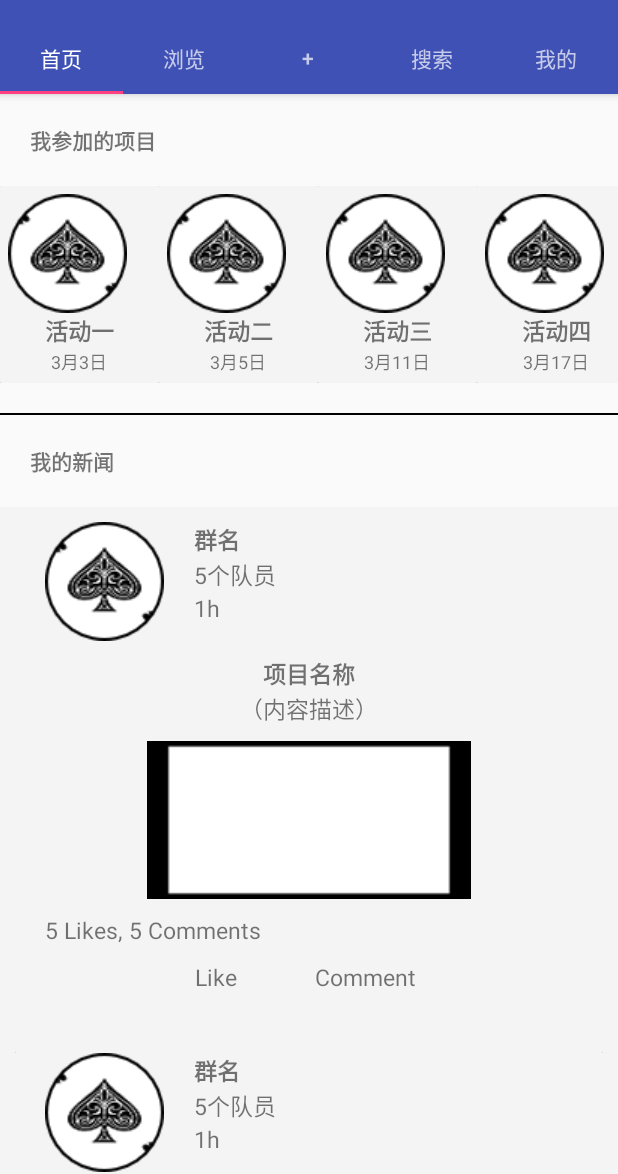
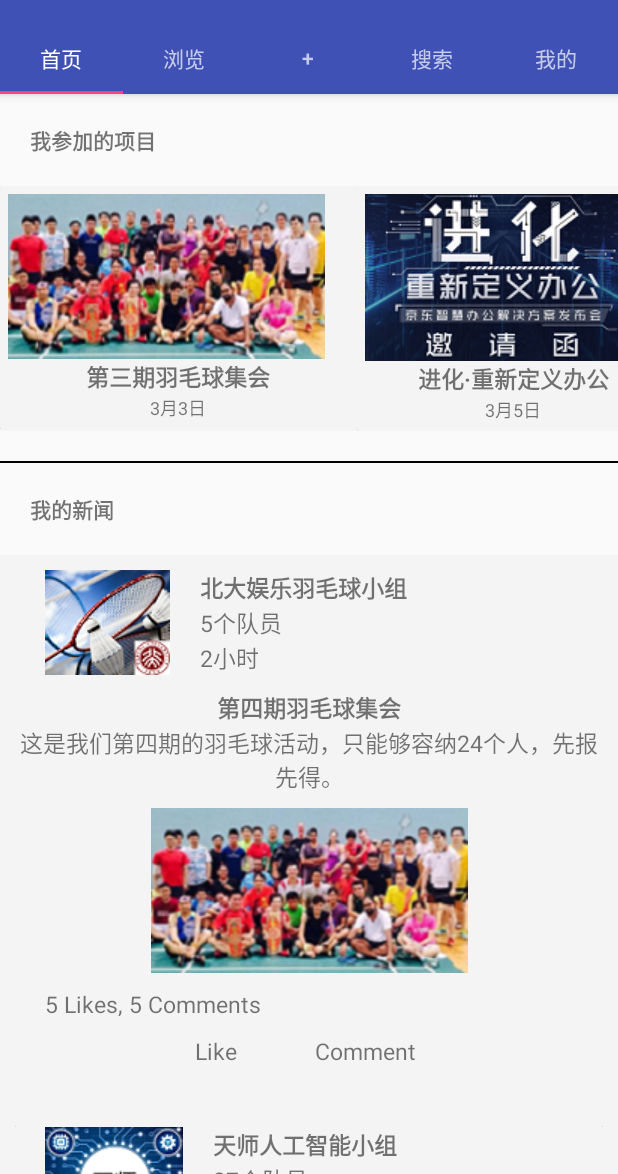
Before and after one commit to cheongyw/Meetup, an Android app: the screen it shows after launch (MainActivity), on a phone screen of 412 x 824 dp, the part 62-1236 px from its top. Run offline under Robolectric (Android 15) with nearby library versions, the phone set to English and light mode, and no system bars.

Commit message:
11th commit - Added 3 groups and 3 events

```diff
--- a/StudioProjects/Meetup/app/src/main/java/com/example/cheong/meetup/RVAdapter.java
+++ b/StudioProjects/Meetup/app/src/main/java/com/example/cheong/meetup/RVAdapter.java
@@ -1,6 +1,7 @@
 package com.example.cheong.meetup;
 
 import android.content.Context;
+import android.content.Intent;
 import android.graphics.Color;
 import android.graphics.drawable.Drawable;
 import android.support.v7.widget.CardView;
@@ -8,6 +9,8 @@ import android.support.v7.widget.RecyclerView;
 import android.view.LayoutInflater;
 import android.view.View;
 import android.view.ViewGroup;
+import android.widget.AdapterView;
+import android.widget.ImageButton;
 import android.widget.ImageView;
 import android.widget.TextView;
 
@@ -19,7 +22,6 @@ import java.util.List;
  */
 
 public class RVAdapter extends RecyclerView.Adapter<RVAdapter.EventViewHolder> {
-
 
     private List<Event> events;
     Context context;
@@ -52,14 +54,14 @@ public class RVAdapter extends RecyclerView.Adapter<RVAdapter.EventViewHolder> {
 
     public static class EventViewHolder extends RecyclerView.ViewHolder {
         CardView cv;
-        ImageView eventImage;
+        ImageButton eventImage;
         TextView eventName;
         TextView eventDate;
 
         EventViewHolder(View itemView) {
             super(itemView);
             cv = (CardView) itemView.findViewById(R.id.cv);
-            eventImage = (ImageView) itemView.findViewById(R.id.event_image);
+            eventImage = (ImageButton) itemView.findViewById(R.id.event_image);
             eventName = (TextView) itemView.findViewById(R.id.event_name);
             eventDate = (TextView) itemView.findViewById(R.id.event_date);
         }
--- a/StudioProjects/Meetup/app/src/main/java/com/example/cheong/meetup/Tab_1_Fragment.java
+++ b/StudioProjects/Meetup/app/src/main/java/com/example/cheong/meetup/Tab_1_Fragment.java
@@ -1,6 +1,7 @@
 package com.example.cheong.meetup;
 
 import android.app.Fragment;
+import android.content.Intent;
 import android.graphics.Color;
 import android.os.Bundle;
 import android.support.annotation.Nullable;
@@ -9,6 +10,8 @@ import android.support.v7.widget.RecyclerView;
 import android.view.LayoutInflater;
 import android.view.View;
 import android.view.ViewGroup;
+import android.widget.ImageButton;
+import android.widget.ImageView;
 import android.widget.RelativeLayout;
 
 import java.util.ArrayList;
@@ -29,8 +32,9 @@ public class Tab_1_Fragment extends android.support.v4.app.Fragment {
         //RV for Upcoming Events
 
         ArrayList<Event> upcoming_events = new ArrayList<>();
-        upcoming_events.add(new Event("活动一", "3月3日", R.drawable.round_thumbnail));
-        upcoming_events.add(new Event("活动二", "3月5日", R.drawable.round_thumbnail));
+        upcoming_events.add(new Event("第三期羽毛球集会", "3月3日", R.drawable.group_1_event));
+        upcoming_events.add(new Event("进化·重新定义办公", "3月5日", R.drawable.group_2_event));
+        upcoming_events.add(new Event("五一周末北京周边游-古北水镇", "3月11日", R.drawable.group_3_event));
 
         RecyclerView rv_upcoming_events = (RecyclerView)view.findViewById(R.id.rv_upcoming_events);
         LinearLayoutManager llm_upcoming_events = new LinearLayoutManager(this.getActivity(), LinearLayoutManager.HORIZONTAL, false);
@@ -39,15 +43,25 @@ public class Tab_1_Fragment extends android.support.v4.app.Fragment {
         RVAdapter adapter_upcoming_events = new RVAdapter(upcoming_events, getContext());
         rv_upcoming_events.setAdapter(adapter_upcoming_events);
 
-        upcoming_events.add(new Event("活动三", "3月11日", R.drawable.round_thumbnail));
-        upcoming_events.add(new Event("活动四", "3月17日", R.drawable.round_thumbnail));
-        adapter_upcoming_events.notifyDataSetChanged();
+        for (int i = 0; i < rv_upcoming_events.getChildCount(); i++) {
+            ImageButton img = (ImageButton) rv_upcoming_events.findViewHolderForAdapterPosition(i).itemView.findViewById(R.id.event_image);
+            img.setOnClickListener(new View.OnClickListener()
+            {
+                @Override
+                public void onClick(View v)
+                {
+                    Intent intent = new Intent(getActivity(),SubActivity.class);
+                    startActivity(intent);
+                }
+            });
+        }
 
         // RV for Newsfeed
 
         ArrayList<News> newsfeed = new ArrayList<>();
-        newsfeed.add(new News(R.drawable.round_thumbnail, "群名", "5个队员", "1h", "项目名称", "（内容描述）", R.drawable.empty_thumbnail_news));
-        newsfeed.add(new News(R.drawable.round_thumbnail, "群名", "5个队员", "1h", "项目名称", "（内容描述）", R.drawable.empty_thumbnail_news));
+        newsfeed.add(new News(R.drawable.group_1_dp, "北大娱乐羽毛球小组", "5个队员", "2小时", "第四期羽毛球集会", "这是我们第四期的羽毛球活动，只能够容纳24个人，先报先得。", R.drawable.group_1_event));
+        newsfeed.add(new News(R.drawable.group_2_dp, "天师人工智能小组", "37个队员", "1天", "进化·重新定义办公", "以人为核心的办公场景变革即将来领临。我们与合作伙伴一起，诚恳邀请您参加我们的解决方案发布会！", R.drawable.group_2_event));
+        newsfeed.add(new News(R.drawable.group_3_dp, "北大周末旅游小组", "60个队员", "1天", "五一周末北京周边游-古北水镇", "古北水镇是京郊罕见的山水城结合的旅游度假景区。街道上保留和修建了明清、民国风格的山地四合院，尽显北方古镇的大气威严；也建设有南方水乡特色的区域，环境古朴优雅。镇内还有很多特色的店铺，吃、住、购物都十分方便，是京郊地区休闲度假不错的选择。", R.drawable.group_3_event));
 
         /*
         https://iteritory.com/android-recyclerview-horizontal-list-tutorial/
@@ -60,11 +74,6 @@ public class Tab_1_Fragment extends android.support.v4.app.Fragment {
         RVAdapterNews adapter_newsfeed = new RVAdapterNews(newsfeed, getContext());
         rv_newsfeed.setAdapter(adapter_newsfeed);
 
-        newsfeed.add(new News(R.drawable.round_thumbnail, "群名", "5个队员", "1h", "项目名称", "（内容描述）", R.drawable.empty_thumbnail_news));
-        newsfeed.add(new News(R.drawable.round_thumbnail, "群名", "5个队员", "1h", "项目名称", "（内容描述）", R.drawable.empty_thumbnail_news));
-
-        adapter_newsfeed.notifyDataSetChanged();
-
         return view;
     }
 }
--- a/StudioProjects/Meetup/app/src/main/java/com/example/cheong/meetup/Tab_2_Fragment.java
+++ b/StudioProjects/Meetup/app/src/main/java/com/example/cheong/meetup/Tab_2_Fragment.java
@@ -28,9 +28,8 @@ public class Tab_2_Fragment extends android.support.v4.app.Fragment {
         //RV for Popular Now
 
         ArrayList<Event> popular_now = new ArrayList<>();
-        popular_now.add(new Event("项目一", "项目描述", R.drawable.empty_thumbnail));
-        popular_now.add(new Event("项目二", "项目描述", R.drawable.empty_thumbnail));
-        popular_now.add(new Event("项目三", "项目描述", R.drawable.empty_thumbnail));
+        popular_now.add(new Event("进化·重新定义办公", "天师人工智能小组", R.drawable.group_2_event));
+        popular_now.add(new Event("五一周末北京周边游-古北水镇", "北大周末旅游小组", R.drawable.group_3_event));
 
         RecyclerView rv_popular_now = (RecyclerView)view.findViewById(R.id.rv_popular_now);
         LinearLayoutManager llm_popular_now = new LinearLayoutManager(this.getActivity(), LinearLayoutManager.HORIZONTAL, false);
@@ -39,17 +38,12 @@ public class Tab_2_Fragment extends android.support.v4.app.Fragment {
         RVAdapter adapter_popular_now = new RVAdapter(popular_now, getContext());
         rv_popular_now.setAdapter(adapter_popular_now);
 
-        popular_now.add(new Event("项目四", "项目描述", R.drawable.empty_thumbnail));
-        popular_now.add(new Event("项目五", "项目描述", R.drawable.empty_thumbnail));
-        popular_now.add(new Event("项目六", "项目描述", R.drawable.empty_thumbnail));
-        adapter_popular_now.notifyDataSetChanged();
-
         //RV for Suggested Events
 
         ArrayList<Event> suggested_events = new ArrayList<>();
-        suggested_events.add(new Event("项目一", "今天", R.drawable.empty_thumbnail));
-        suggested_events.add(new Event("项目二", "今天", R.drawable.empty_thumbnail));
-        suggested_events.add(new Event("项目三", "明天", R.drawable.empty_thumbnail));
+        suggested_events.add(new Event("第四期羽毛球集会", "3月10日", R.drawable.group_1_event));
+        suggested_events.add(new Event("第五期羽毛球集会", "3月17日", R.drawable.group_1_event));
+        suggested_events.add(new Event("第六期羽毛球集会", "3月24日", R.drawable.group_1_event));
 
         RecyclerView rv_suggested_events = (RecyclerView)view.findViewById(R.id.rv_suggested_events);
         LinearLayoutManager llm_suggested_events = new LinearLayoutManager(this.getActivity(), LinearLayoutManager.HORIZONTAL, false);
@@ -58,17 +52,10 @@ public class Tab_2_Fragment extends android.support.v4.app.Fragment {
         RVAdapter adapter_suggested_events = new RVAdapter(suggested_events, getContext());
         rv_suggested_events.setAdapter(adapter_suggested_events);
 
-        suggested_events.add(new Event("项目四", "明天", R.drawable.empty_thumbnail));
-        suggested_events.add(new Event("项目五", "后天", R.drawable.empty_thumbnail));
-        suggested_events.add(new Event("项目六", "后天", R.drawable.empty_thumbnail));
-        adapter_suggested_events.notifyDataSetChanged();
-
         //RV for Recently Added
 
         ArrayList<Event> recently_added = new ArrayList<>();
-        recently_added.add(new Event("项目一", "项目描述", R.drawable.empty_thumbnail));
-        recently_added.add(new Event("项目二", "项目描述", R.drawable.empty_thumbnail));
-        recently_added.add(new Event("项目三", "项目描述", R.drawable.empty_thumbnail));
+        recently_added.add(new Event("进化·重新定义办公", "天师人工智能小组", R.drawable.group_2_event));
 
         RecyclerView rv_recently_added = (RecyclerView)view.findViewById(R.id.rv_recently_added);
         LinearLayoutManager llm_recently_added = new LinearLayoutManager(this.getActivity(), LinearLayoutManager.HORIZONTAL, false);
@@ -77,12 +64,6 @@ public class Tab_2_Fragment extends android.support.v4.app.Fragment {
         RVAdapter adapter_recently_added = new RVAdapter(recently_added, getContext());
         rv_recently_added.setAdapter(adapter_recently_added);
 
-        recently_added.add(new Event("项目四", "项目描述", R.drawable.empty_thumbnail));
-        recently_added.add(new Event("项目五", "项目描述", R.drawable.empty_thumbnail));
-        recently_added.add(new Event("项目六", "项目描述", R.drawable.empty_thumbnail));
-
-        adapter_recently_added.notifyDataSetChanged();
-
         return view;
     }
 }
--- a/StudioProjects/Meetup/app/src/main/java/com/example/cheong/meetup/Tab_5_Fragment.java
+++ b/StudioProjects/Meetup/app/src/main/java/com/example/cheong/meetup/Tab_5_Fragment.java
@@ -23,7 +23,7 @@ public class Tab_5_Fragment extends android.support.v4.app.Fragment {
         View view = inflater.inflate(R.layout.tab_5, container, false);
 
 /*
-        https://stackoverflow.com/questions/18711433/button-listener-for-button-in-fragment-in-android
+        https://www.youtube.com/watch?v=TY-2Cx4IW9A
 */
         Button button = (Button) view.findViewById(R.id.email_sign_in_button);
         button.setOnClickListener(new View.OnClickListener()
--- a/StudioProjects/Meetup/app/src/main/res/layout/event_item.xml
+++ b/StudioProjects/Meetup/app/src/main/res/layout/event_item.xml
@@ -16,12 +16,13 @@
             android:background="#f4f4f4"
             >
 
-            <ImageView
+            <ImageButton
                 android:layout_width="wrap_content"
                 android:layout_height="wrap_content"
                 android:id="@+id/event_image"
                 android:layout_marginRight="16dp"
                 android:src="@drawable/test_thumbnail"
+                android:padding="0dp"
                 />
 
             <TextView
--- a/StudioProjects/Meetup/app/src/main/res/layout/news_item.xml
+++ b/StudioProjects/Meetup/app/src/main/res/layout/news_item.xml
@@ -22,6 +22,7 @@
                 android:layout_width="wrap_content"
                 android:layout_height="wrap_content"
                 android:layout_marginLeft="20dp"
+                android:padding="0dp"
                 android:src="@drawable/round_thumbnail" />
 
             <TextView
@@ -85,6 +86,7 @@
                 android:id="@+id/news_image"
                 android:layout_marginTop="10dp"
                 android:layout_below="@id/news_teaser"
+                android:padding="0dp"
                 android:src="@drawable/empty_thumbnail_news"
                 />
 
--- a/StudioProjects/Meetup/app/src/main/res/layout/tab_2.xml
+++ b/StudioProjects/Meetup/app/src/main/res/layout/tab_2.xml
@@ -8,6 +8,7 @@
     <ScrollView
         android:layout_width="match_parent"
         android:layout_height="wrap_content"
+        android:paddingBottom="80dp"
         app:layout_behavior="@string/appbar_scrolling_view_behavior">
 
         <LinearLayout
```
Also changed, not shown: StudioProjects/Meetup/app/src/main/res/drawable/group_1_dp.png (added), StudioProjects/Meetup/app/src/main/res/drawable/group_1_event.png (added), StudioProjects/Meetup/app/src/main/res/drawable/group_2_dp.png (added), StudioProjects/Meetup/app/src/main/res/drawable/group_2_event.png (added), StudioProjects/Meetup/app/src/main/res/drawable/group_3_dp.png (added), StudioProjects/Meetup/app/src/main/res/drawable/group_3_event.png (added).
